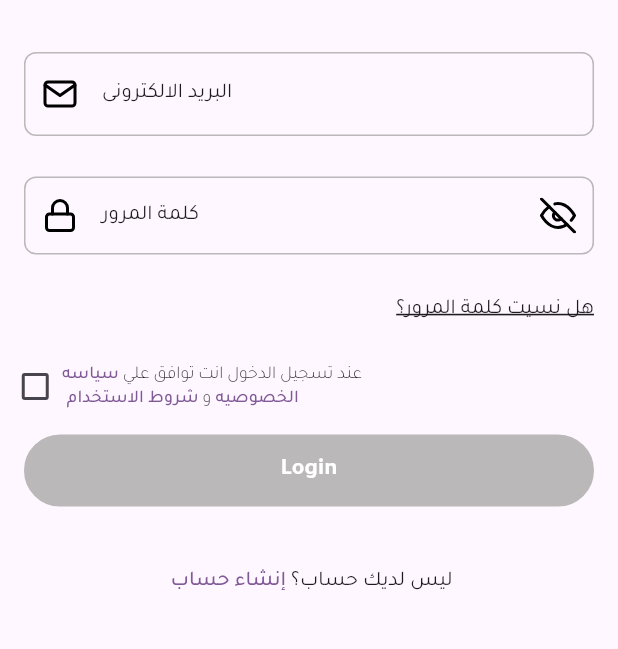
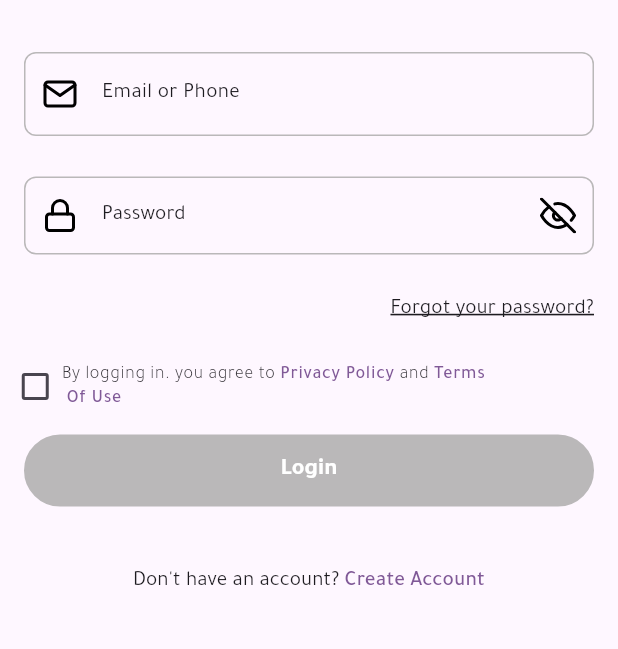
Before and after one commit to elsankry02/Lady_Driver_App, a Flutter app: the screen it shows after launch, after a tap on "تخطي", after a tap on "Login", on a phone screen of 412 x 824 dp, the part 140-789 px from its top. Run offline on Flutter 3.47's test engine with Material 3 defaults, Android fonts, the phone set to English and light mode, and no system bars; our stand-ins replace auto_route, flutter_svg, image_picker, pinput, shared_preferences.

Commit message:
finish translate login page

```diff
--- a/lib/core/components/rich_text_privacy_policy.dart
+++ b/lib/core/components/rich_text_privacy_policy.dart
@@ -1,6 +1,7 @@
 import 'package:flutter/gestures.dart';
 import 'package:flutter/material.dart';
 import 'package:lady_driver/core/constant/color_manger.dart';
+import 'package:lady_driver/l10n/app_localizations.dart';
 
 class RichTextPrivacyPolicy extends StatefulWidget {
   const RichTextPrivacyPolicy({super.key, this.onChanged, this.value});
@@ -32,23 +33,23 @@ class _RichTextPrivacyPolicyState extends State<RichTextPrivacyPolicy> {
           text: TextSpan(
             children: [
               TextSpan(
-                text: 'عند تسجيل الدخول انت توافق علي ',
+                text: AppLocalizations.of(context)!.whenYouLogInYouAgreeTo,
                 style: textTheme.labelMedium!
                     .copyWith(fontWeight: FontWeight.w300),
               ),
               //! Click
               TextSpan(
-                text: 'سياسه\n الخصوصيه ',
+                text: AppLocalizations.of(context)!.privacyPolicy,
                 style: textTheme.labelMedium!
                     .copyWith(color: ColorManger.kPrimaryColor),
                 recognizer: TapGestureRecognizer()..onTap = () {},
               ),
               TextSpan(
-                  text: 'و ',
+                  text: AppLocalizations.of(context)!.and,
                   style: textTheme.labelMedium!
                       .copyWith(fontWeight: FontWeight.w300)),
               TextSpan(
-                text: 'شروط الاستخدام',
+                text: AppLocalizations.of(context)!.termsOfUse,
                 style: textTheme.labelMedium!
                     .copyWith(color: ColorManger.kPrimaryColor),
                 recognizer: TapGestureRecognizer()..onTap = () {},
--- a/lib/home/pages/login/login_page.dart
+++ b/lib/home/pages/login/login_page.dart
@@ -59,7 +59,7 @@ class _LoginPageState extends State<LoginPage> {
               },
               controller: emailController,
               suffixIcon: SvgManger.kMail,
-              hintText: 'البريد الالكترونى',
+              hintText: AppLocalizations.of(context)!.email,
             ),
             const SizedBox(height: 27),
             //! كلمة المرور
@@ -73,7 +73,7 @@ class _LoginPageState extends State<LoginPage> {
               },
               controller: passWordController,
               suffixIcon: SvgManger.kLock,
-              hintText: 'كلمة المرور',
+              hintText: AppLocalizations.of(context)!.password,
             ),
             const SizedBox(height: 27),
             //! هل نسيت كلمة المرور؟
@@ -81,7 +81,7 @@ class _LoginPageState extends State<LoginPage> {
               onTap: () => context.router.push(const ForgetPasswordRoute()),
               child: Text(
                 textAlign: TextAlign.end,
-                'هل نسيت كلمة المرور؟',
+                AppLocalizations.of(context)!.forgotYourPassword,
                 style: textTheme.titleSmall!.copyWith(
                   fontWeight: FontWeight.w400,
                   decoration: TextDecoration.underline,
--- a/lib/home/pages/login/widget/rich_text_login_widget.dart
+++ b/lib/home/pages/login/widget/rich_text_login_widget.dart
@@ -3,6 +3,7 @@ import 'package:flutter/gestures.dart';
 import 'package:flutter/material.dart';
 import 'package:lady_driver/core/constant/color_manger.dart';
 import 'package:lady_driver/core/router/router.dart';
+import 'package:lady_driver/l10n/app_localizations.dart';
 
 class RichTextLoginWidget extends StatelessWidget {
   const RichTextLoginWidget({
@@ -20,10 +21,12 @@ class RichTextLoginWidget extends StatelessWidget {
         style: textTheme.titleSmall!.copyWith(fontWeight: FontWeight.w400),
         children: [
           //! ليس لديك حساب ؟
-          const TextSpan(text: ' ليس لديك حساب؟'),
+          TextSpan(
+            text: AppLocalizations.of(context)!.dontHaveAnAccount,
+          ),
           //! انشاء حساب
           TextSpan(
-            text: ' إنشاء حساب',
+            text: AppLocalizations.of(context)!.createAccount,
             style: textTheme.titleSmall!
                 .copyWith(color: ColorManger.kPrimaryColor),
             recognizer: TapGestureRecognizer()
--- a/lib/l10n/app_ar.arb
+++ b/lib/l10n/app_ar.arb
@@ -3,5 +3,15 @@
  "loginToLadyDriver":"تسجيل الدخول إلي ليديدرايفر",
  "heyYou":"أهلا بك 👋",
  "logIN":"تسجيل الدخول",
- "createAccount":"انشاء حساب"
+ "createAccount":"انشاء حساب",
+ "email" : "البريد الالكترونى او رقم الهاتف",
+ "password":"كلمة المرور",
+ "forgotYourPassword" : "هل نسيت كلمة المرور؟",
+ "whenYouLogInYouAgreeTo" : "عند تسجيل الدخول انت توافق علي ",
+ "privacyPolicy" : "سياسه\n الخصوصيه ",
+ "and": "و ",
+ "termsOfUse" : "شروط الاستخدام",
+"dontHaveAnAccount" : " ليس لديك حساب؟"
+
+
     }
--- a/lib/l10n/app_en.arb
+++ b/lib/l10n/app_en.arb
@@ -3,5 +3,13 @@
 "loginToLadyDriver" : "Login To LadyDriver",
 "heyYou" : "Hello 👋",
 "logIN" : "Login",
-"createAccount":"Create Account"
+"createAccount":"Create Account",
+"email" : "Email or Phone",
+"password":"Password",
+"forgotYourPassword" : "Forgot your password?",
+"whenYouLogInYouAgreeTo" : "By logging in. you agree to ",
+"privacyPolicy" : "Privacy Policy ",
+"and": "and ",
+"termsOfUse" : "Terms\n Of Use",
+"dontHaveAnAccount" : "Don't have an account? "
 }
--- a/lib/l10n/app_localizations.dart
+++ b/lib/l10n/app_localizations.dart
@@ -118,6 +118,54 @@ abstract class AppLocalizations {
   /// In en, this message translates to:
   /// **'Create Account'**
   String get createAccount;
+
+  /// No description provided for @email.
+  ///
+  /// In en, this message translates to:
+  /// **'Email or Phone'**
+  String get email;
+
+  /// No description provided for @password.
+  ///
+  /// In en, this message translates to:
+  /// **'Password'**
+  String get password;
+
+  /// No description provided for @forgotYourPassword.
+  ///
+  /// In en, this message translates to:
+  /// **'Forgot your password?'**
+  String get forgotYourPassword;
+
+  /// No description provided for @whenYouLogInYouAgreeTo.
+  ///
+  /// In en, this message translates to:
+  /// **'By logging in. you agree to '**
+  String get whenYouLogInYouAgreeTo;
+
+  /// No description provided for @privacyPolicy.
+  ///
+  /// In en, this message translates to:
+  /// **'Privacy Policy '**
+  String get privacyPolicy;
+
+  /// No description provided for @and.
+  ///
+  /// In en, this message translates to:
+  /// **'and '**
+  String get and;
+
+  /// No description provided for @termsOfUse.
+  ///
+  /// In en, this message translates to:
+  /// **'Terms\n Of Use'**
+  String get termsOfUse;
+
+  /// No description provided for @dontHaveAnAccount.
+  ///
+  /// In en, this message translates to:
+  /// **'Don\'t have an account? '**
+  String get dontHaveAnAccount;
 }
 
 class _AppLocalizationsDelegate extends LocalizationsDelegate<AppLocalizations> {
--- a/lib/l10n/app_localizations_en.dart
+++ b/lib/l10n/app_localizations_en.dart
@@ -17,4 +17,28 @@ class AppLocalizationsEn extends AppLocalizations {
 
   @override
   String get createAccount => 'Create Account';
+
+  @override
+  String get email => 'Email or Phone';
+
+  @override
+  String get password => 'Password';
+
+  @override
+  String get forgotYourPassword => 'Forgot your password?';
+
+  @override
+  String get whenYouLogInYouAgreeTo => 'By logging in. you agree to ';
+
+  @override
+  String get privacyPolicy => 'Privacy Policy ';
+
+  @override
+  String get and => 'and ';
+
+  @override
+  String get termsOfUse => 'Terms\n Of Use';
+
+  @override
+  String get dontHaveAnAccount => 'Don\'t have an account? ';
 }
```
Also changed, not shown: lib/l10n/app_localizations_ar.dart (+24 -0 lines).
